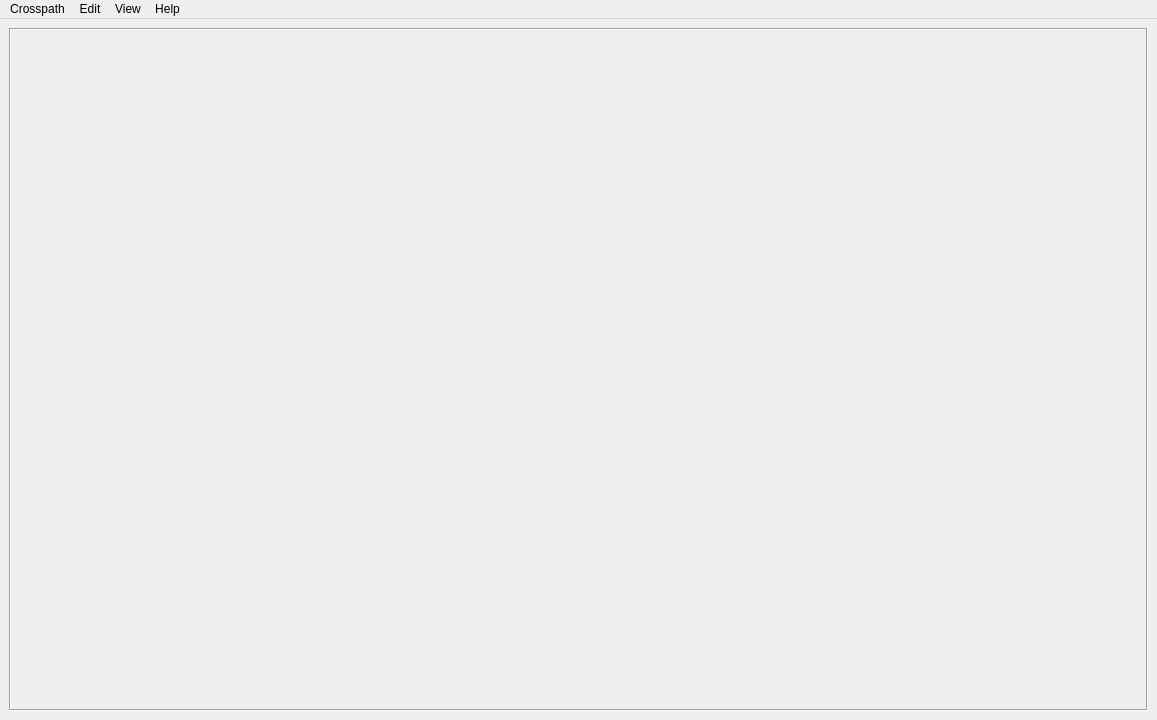
Qt form mainwindow.ui (busoc/crosspath-gui) before a commit.
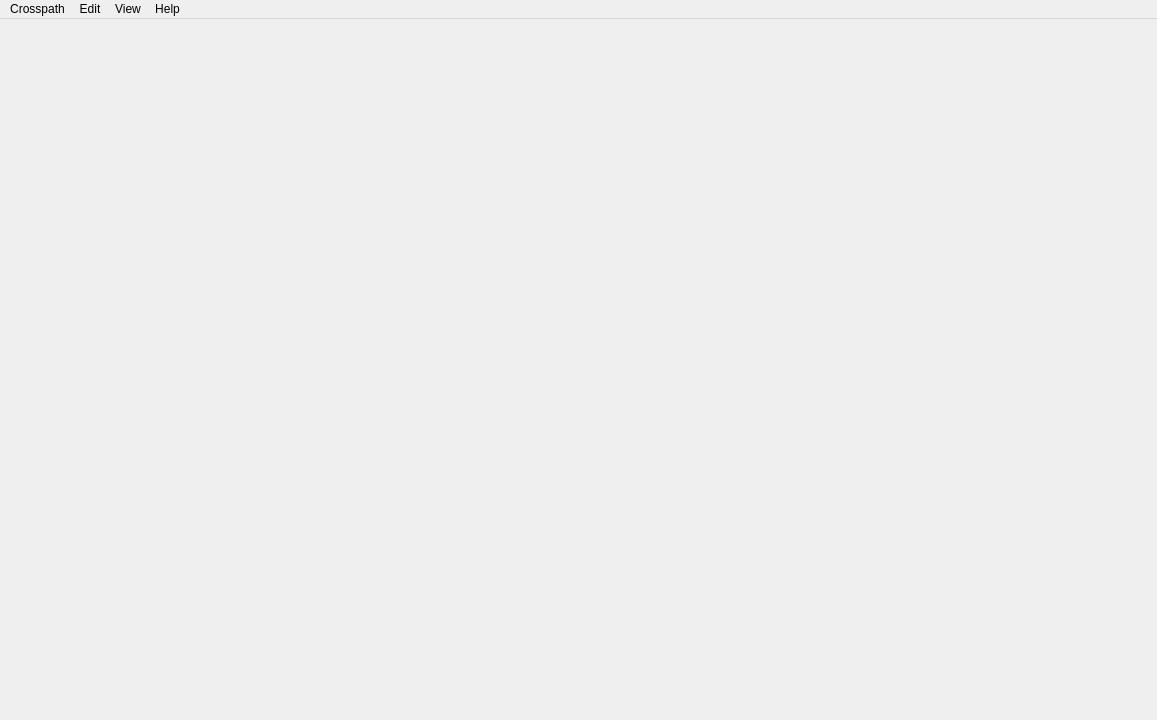
The same form after that commit.

```diff
--- a/mainwindow.ui
+++ b/mainwindow.ui
@@ -15,10 +15,22 @@
   </property>
   <widget class="QWidget" name="centralwidget">
    <layout class="QVBoxLayout" name="verticalLayout">
+    <property name="leftMargin">
+     <number>0</number>
+    </property>
+    <property name="topMargin">
+     <number>7</number>
+    </property>
+    <property name="rightMargin">
+     <number>0</number>
+    </property>
+    <property name="bottomMargin">
+     <number>7</number>
+    </property>
     <item>
      <widget class="QScrollArea" name="scrollArea">
       <property name="frameShape">
-       <enum>QFrame::Box</enum>
+       <enum>QFrame::NoFrame</enum>
       </property>
       <property name="widgetResizable">
        <bool>true</bool>
@@ -28,8 +40,8 @@
         <rect>
          <x>0</x>
          <y>0</y>
-         <width>1131</width>
-         <height>668</height>
+         <width>1157</width>
+         <height>680</height>
         </rect>
        </property>
       </widget>
```
